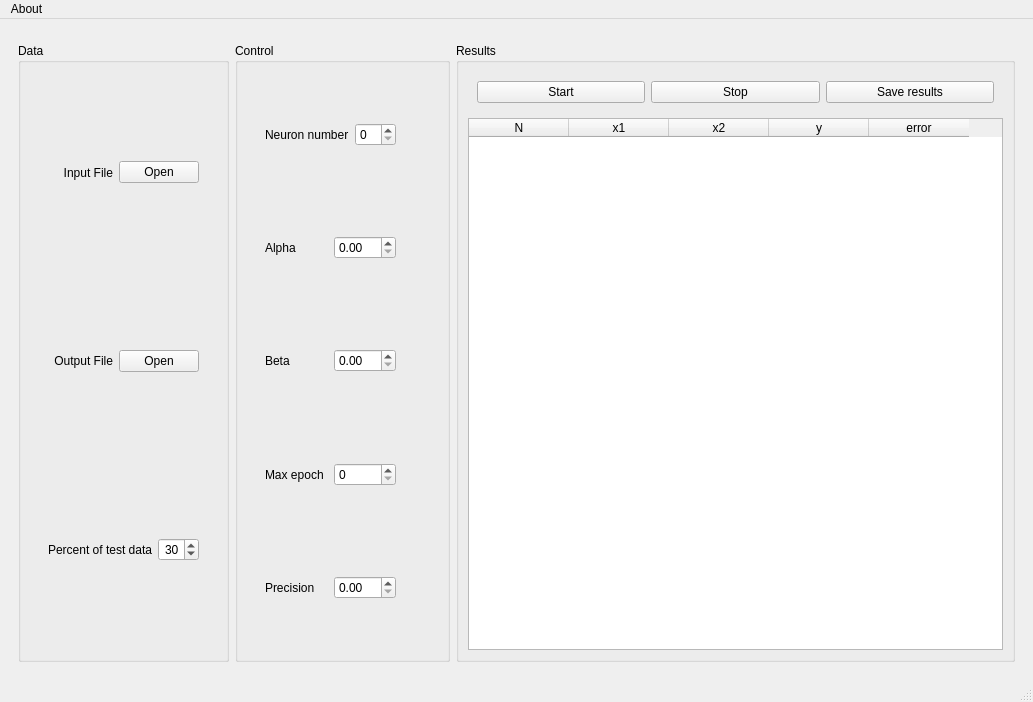
The window that mainwindow.ui (AlexLeSang/ECOHT-ANN) describes before a commit, drawn with Qt 5.
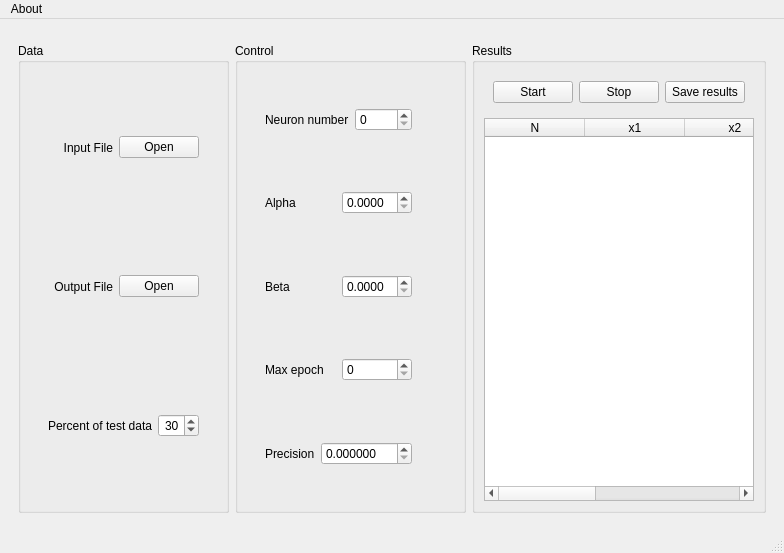
The same window after the commit. Custom widgets are drawn as their Qt base class.

```diff
--- a/mainwindow.ui
+++ b/mainwindow.ui
@@ -6,8 +6,8 @@
    <rect>
     <x>0</x>
     <y>0</y>
-    <width>1033</width>
-    <height>702</height>
+    <width>665</width>
+    <height>553</height>
    </rect>
   </property>
   <property name="sizePolicy">
@@ -30,6 +30,12 @@
     </item>
     <item>
      <widget class="QWidget" name="horizontalWidget" native="true">
+      <property name="sizePolicy">
+       <sizepolicy hsizetype="Preferred" vsizetype="Preferred">
+        <horstretch>0</horstretch>
+        <verstretch>0</verstretch>
+       </sizepolicy>
+      </property>
       <layout class="QHBoxLayout" name="horizontalLayout">
        <item>
         <widget class="QGroupBox" name="DataBox">
@@ -195,6 +201,15 @@
                   <property name="toolTip">
                    <string>Training coefficient</string>
                   </property>
+                  <property name="decimals">
+                   <number>4</number>
+                  </property>
+                  <property name="maximum">
+                   <double>1.000000000000000</double>
+                  </property>
+                  <property name="singleStep">
+                   <double>0.000100000000000</double>
+                  </property>
                  </widget>
                 </item>
                </layout>
@@ -218,6 +233,15 @@
                   <property name="toolTip">
                    <string>Stretch coefficient</string>
                   </property>
+                  <property name="decimals">
+                   <number>4</number>
+                  </property>
+                  <property name="maximum">
+                   <double>1.000000000000000</double>
+                  </property>
+                  <property name="singleStep">
+                   <double>0.000100000000000</double>
+                  </property>
                  </widget>
                 </item>
                </layout>
@@ -264,6 +288,15 @@
                   <property name="toolTip">
                    <string>Precision</string>
                   </property>
+                  <property name="decimals">
+                   <number>6</number>
+                  </property>
+                  <property name="maximum">
+                   <double>100.000000000000000</double>
+                  </property>
+                  <property name="singleStep">
+                   <double>0.000100000000000</double>
+                  </property>
                  </widget>
                 </item>
                </layout>
@@ -379,7 +412,7 @@
     <rect>
      <x>0</x>
      <y>0</y>
-     <width>1033</width>
+     <width>665</width>
      <height>21</height>
     </rect>
    </property>
```
